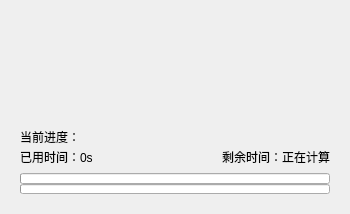
abcdesteve/Toolbox, file sl_lib/progress_popup.ui: the form before one commit.
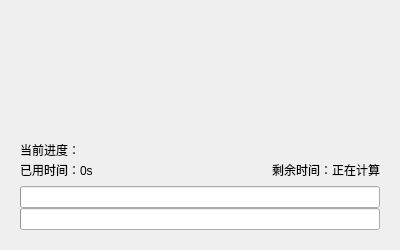
The form after the commit. Custom widgets are drawn as their Qt base class.

Patch:
```diff
--- a/sl_lib/progress_popup.ui
+++ b/sl_lib/progress_popup.ui
@@ -2,16 +2,24 @@
 <ui version="4.0">
  <class>progress_popup</class>
  <widget class="QWidget" name="progress_popup">
+  <property name="geometry">
+   <rect>
+    <x>0</x>
+    <y>0</y>
+    <width>400</width>
+    <height>250</height>
+   </rect>
+  </property>
   <property name="minimumSize">
    <size>
-    <width>350</width>
-    <height>200</height>
+    <width>400</width>
+    <height>250</height>
    </size>
   </property>
   <property name="maximumSize">
    <size>
-    <width>350</width>
-    <height>214</height>
+    <width>400</width>
+    <height>250</height>
    </size>
   </property>
   <property name="windowTitle">
@@ -78,7 +86,7 @@
          <widget class="QLabel" name="label_current">
           <property name="font">
            <font>
-            <pointsize>11</pointsize>
+            <pointsize>10</pointsize>
            </font>
           </property>
           <property name="wordWrap">
```
